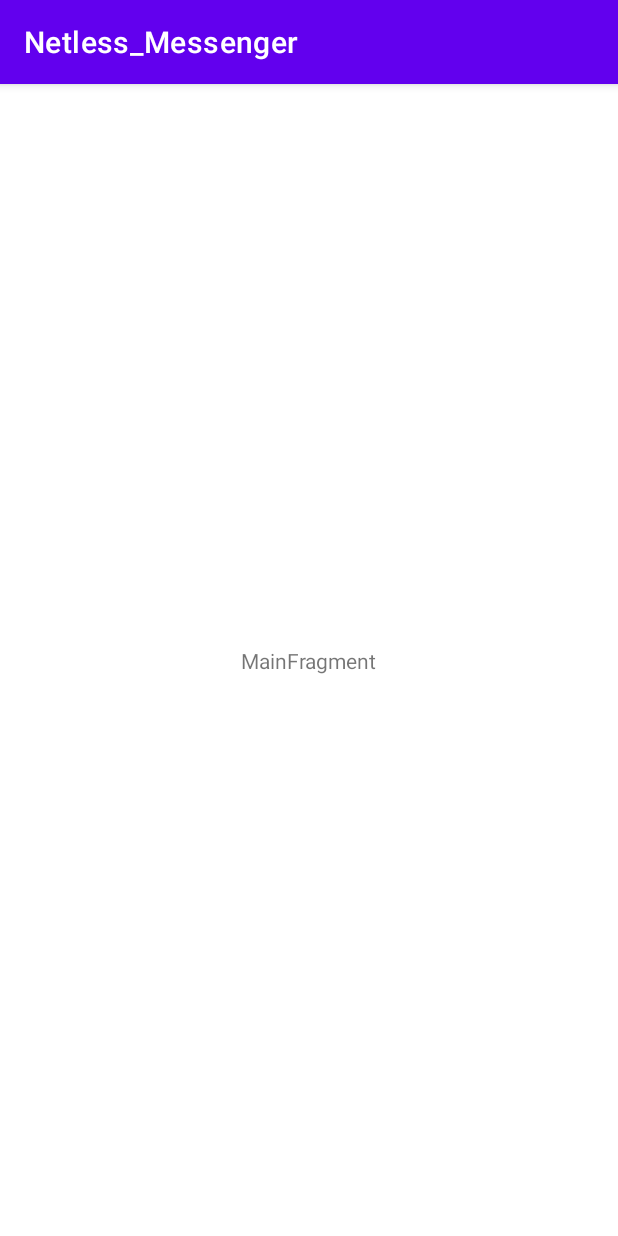
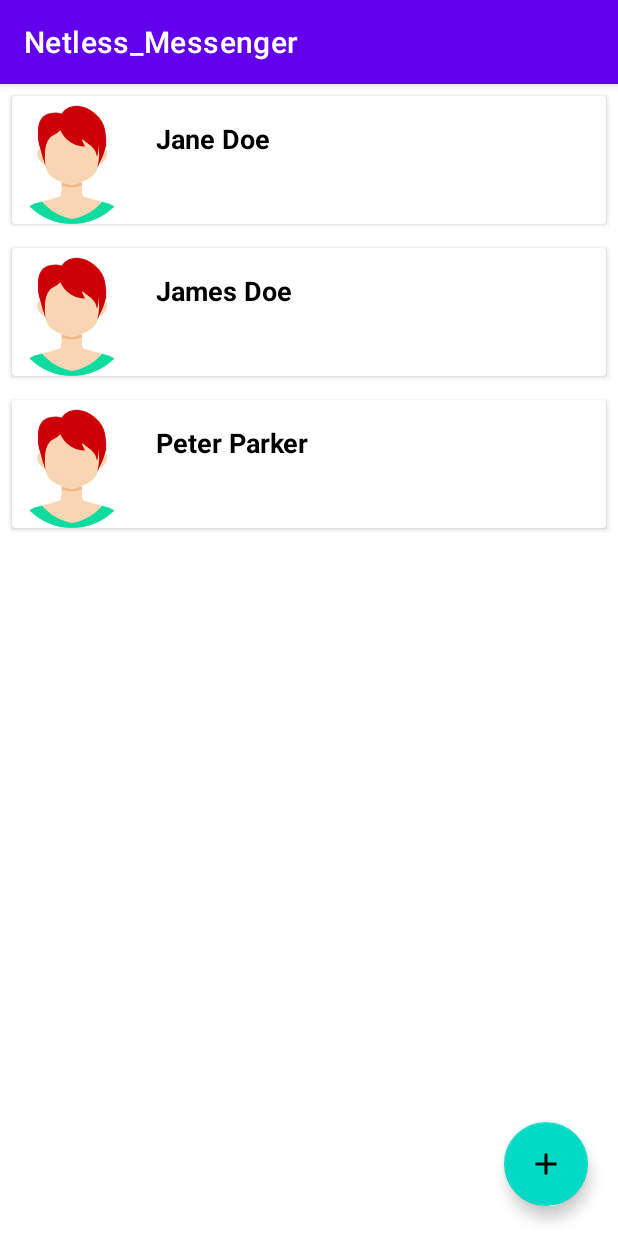
Before and after one commit to kyon317/netless_messenger, an Android app: the screen it shows after launch (MainActivity), on a phone screen of 412 x 824 dp. Run offline under Robolectric (Android 15) with nearby library versions, the phone set to English and light mode, and no system bars.

Commit message:
Main screen and float button implemented TODO: Dialog fragment and message activity/fragment

```diff
--- a/app/src/main/java/com/example/netless_messenger/ui/main/MainFragment.kt
+++ b/app/src/main/java/com/example/netless_messenger/ui/main/MainFragment.kt
@@ -6,7 +6,11 @@ import androidx.fragment.app.Fragment
 import android.view.LayoutInflater
 import android.view.View
 import android.view.ViewGroup
+import android.widget.Toast
+import androidx.recyclerview.widget.LinearLayoutManager
+import androidx.recyclerview.widget.RecyclerView
 import com.example.netless_messenger.R
+import com.google.android.material.floatingactionbutton.FloatingActionButton
 
 class MainFragment : Fragment() {
 
@@ -15,12 +19,25 @@ class MainFragment : Fragment() {
     }
 
     private lateinit var viewModel : MainViewModel
+    private lateinit var recyclerView: RecyclerView
+    private lateinit var floatButton: FloatingActionButton
+    private var exampleList: ArrayList<String> = arrayListOf("Jane Doe", "James Doe","Peter Parker")
 
     override fun onCreateView(
         inflater : LayoutInflater, container : ViewGroup?,
         savedInstanceState : Bundle?
     ) : View {
-        return inflater.inflate(R.layout.fragment_main, container, false)
+        val mainFragmentView =  inflater.inflate(R.layout.fragment_main, container, false)
+
+        floatButton = mainFragmentView.findViewById(R.id.floatingActionButton)
+        recyclerView = mainFragmentView.findViewById(R.id.mainFragRecyclerView)
+        recyclerView.layoutManager = LinearLayoutManager(activity)
+        recyclerView.adapter = RecyclerViewAdapter(exampleList)
+
+        floatButton.setOnClickListener(){
+            Toast.makeText(activity, "Floating Button Clicked", Toast.LENGTH_SHORT).show()
+        }
+        return mainFragmentView
     }
 
     override fun onActivityCreated(savedInstanceState : Bundle?) {
@@ -29,4 +46,5 @@ class MainFragment : Fragment() {
         // TODO: Use the ViewModel
     }
 
+
 }
--- /dev/null
+++ b/app/src/main/java/com/example/netless_messenger/ui/main/RecyclerViewAdapter.kt
@@ -0,0 +1,42 @@
+package com.example.netless_messenger.ui.main
+
+import android.view.LayoutInflater
+import android.view.View
+import android.view.ViewGroup
+import android.widget.TextView
+import androidx.cardview.widget.CardView
+import androidx.recyclerview.widget.RecyclerView
+import com.example.netless_messenger.R
+
+//TODO( "Change exampleList to live list of avaiable devices")
+class RecyclerViewAdapter(private val exampleList : ArrayList<String>): RecyclerView.Adapter<RecyclerViewAdapter.MyViewHolder>() {
+
+    override fun onCreateViewHolder(parent: ViewGroup, viewType: Int): MyViewHolder {
+        val itemView = LayoutInflater.from(parent.context).inflate(R.layout.paired_element,
+            parent, false)
+
+        return MyViewHolder(itemView)
+    }
+
+    override fun onBindViewHolder(holder: MyViewHolder, position: Int) {
+        val current = exampleList[position]
+
+        val curView = holder.itemView.findViewById<CardView>(R.id.pairedElement)
+        holder.deviceName.text = current
+
+        curView.setOnClickListener{
+
+        }
+
+    }
+
+    override fun getItemCount(): Int {
+        return exampleList.size
+    }
+
+    class MyViewHolder(itemView: View): RecyclerView.ViewHolder(itemView){
+        val deviceName = itemView.findViewById<TextView>(R.id.deviceName)
+    }
+
+
+}
--- /dev/null
+++ b/app/src/main/res/drawable/circle.xml
@@ -0,0 +1,12 @@
+<?xml version="1.0" encoding="utf-8"?>
+<shape xmlns:android="http://schemas.android.com/apk/res/android"
+    android:innerRadius="0dp"
+    android:shape="ring"
+    android:thicknessRatio="1.9"
+    android:useLevel="false" >
+    <solid android:color="@android:color/transparent" />
+
+    <stroke
+        android:width="10dp"
+        android:color="@android:color/white" />
+</shape>
--- /dev/null
+++ b/app/src/main/res/drawable/ic_baseline_add_24.xml
@@ -0,0 +1,5 @@
+<vector android:height="24dp" android:tint="#000000"
+    android:viewportHeight="24" android:viewportWidth="24"
+    android:width="24dp" xmlns:android="http://schemas.android.com/apk/res/android">
+    <path android:fillColor="@android:color/white" android:pathData="M19,13h-6v6h-2v-6H5v-2h6V5h2v6h6v2z"/>
+</vector>
--- /dev/null
+++ b/app/src/main/res/drawable/img.xml
@@ -0,0 +1,5 @@
+<?xml version="1.0" encoding="utf-8"?>
+<layer-list xmlns:android="http://schemas.android.com/apk/res/android">
+    <item android:drawable="@drawable/circle"/>
+    <item android:drawable="@drawable/ic_launcher_foreground"/>
+</layer-list>
--- a/app/src/main/res/layout/fragment_main.xml
+++ b/app/src/main/res/layout/fragment_main.xml
@@ -7,14 +7,23 @@
     android:layout_height="match_parent"
     tools:context=".ui.main.MainFragment">
 
-    <TextView
-        android:id="@+id/message"
-        android:layout_width="wrap_content"
-        android:layout_height="wrap_content"
-        android:text="MainFragment"
-        app:layout_constraintBottom_toBottomOf="parent"
+    <androidx.recyclerview.widget.RecyclerView
+        android:id="@+id/mainFragRecyclerView"
+        android:layout_width="match_parent"
+        android:layout_height="match_parent"
         app:layout_constraintEnd_toEndOf="parent"
         app:layout_constraintStart_toStartOf="parent"
         app:layout_constraintTop_toTopOf="parent" />
 
+    <com.google.android.material.floatingactionbutton.FloatingActionButton
+        android:id="@+id/floatingActionButton"
+        android:layout_width="wrap_content"
+        android:layout_height="wrap_content"
+        android:clickable="true"
+        android:src="@drawable/ic_baseline_add_24"
+        app:layout_constraintBottom_toBottomOf="parent"
+        app:layout_constraintEnd_toEndOf="parent"
+        android:layout_marginBottom="20dp"
+        android:layout_marginEnd="20dp"/>
+
 </androidx.constraintlayout.widget.ConstraintLayout>
--- /dev/null
+++ b/app/src/main/res/layout/paired_element.xml
@@ -0,0 +1,43 @@
+<?xml version="1.0" encoding="utf-8"?>
+<androidx.cardview.widget.CardView xmlns:android="http://schemas.android.com/apk/res/android"
+    xmlns:app="http://schemas.android.com/apk/res-auto"
+    android:orientation="vertical"
+    android:layout_width="match_parent"
+    android:layout_height="wrap_content"
+    android:layout_margin="8dp"
+    android:id="@+id/pairedElement">
+
+    <androidx.constraintlayout.widget.ConstraintLayout
+        android:layout_width="match_parent"
+        android:layout_height="wrap_content">
+
+        <com.google.android.material.imageview.ShapeableImageView
+            android:id="@+id/displayImage"
+            android:layout_width="80dp"
+            android:layout_height="80dp"
+            android:adjustViewBounds="true"
+            android:scaleType="centerCrop"
+            android:src="@drawable/profile"
+            app:layout_constraintStart_toStartOf="parent"
+            app:layout_constraintTop_toTopOf="parent"
+            app:shapeAppearanceOverlay="@style/roundedImageViewRounded"
+            android:layout_marginTop="5dp"
+            android:layout_marginBottom="5dp"/>
+
+        <TextView
+            android:id="@+id/deviceName"
+            android:layout_width="wrap_content"
+            android:layout_height="wrap_content"
+            android:layout_marginStart="16dp"
+            android:layout_marginTop="16dp"
+            android:text="Paired Device One"
+            android:textColor="@color/black"
+            android:textSize="18dp"
+            android:textStyle="bold"
+            app:layout_constraintStart_toEndOf="@+id/displayImage"
+            app:layout_constraintTop_toTopOf="parent" />
+
+    </androidx.constraintlayout.widget.ConstraintLayout>
+
+
+</androidx.cardview.widget.CardView>
--- a/app/src/main/res/values/themes.xml
+++ b/app/src/main/res/values/themes.xml
@@ -13,4 +13,8 @@
         <item name="android:statusBarColor" tools:targetApi="l">?attr/colorPrimaryVariant</item>
         <!-- Customize your theme here. -->
     </style>
+    <style name="roundedImageViewRounded">
+        <item name="cornerFamily">rounded</item>
+        <item name="cornerSize">50%</item>
+    </style>
 </resources>
```
Also changed, not shown: app/src/main/res/drawable-v24/profile.png (added).
